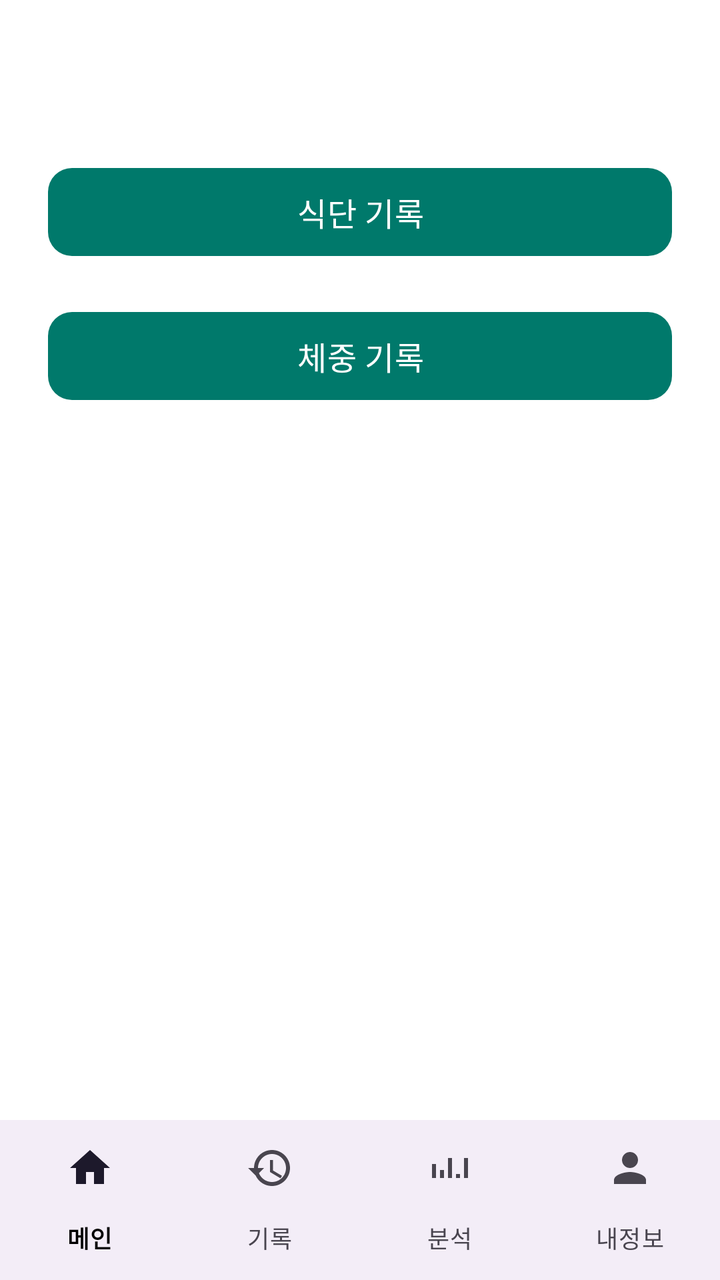
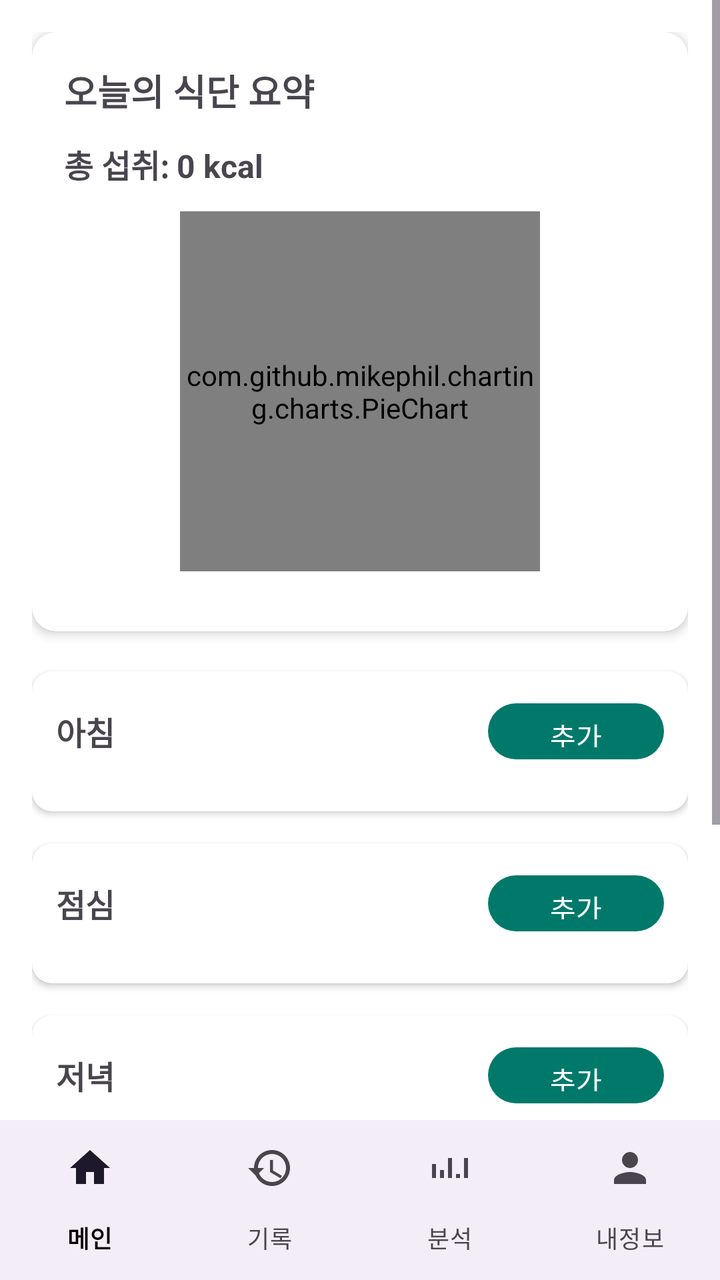

Before-and-after screenshots of an Android layout around one commit, followed by the original layout XML and the change that was made.
<!-- AndroidManifest.xml: application theme Theme.GJGN -->
<!-- res/layout/activity_record_select.xml -->
<?xml version="1.0" encoding="utf-8"?>
<androidx.constraintlayout.widget.ConstraintLayout
    xmlns:android="http://schemas.android.com/apk/res/android"
    xmlns:app="http://schemas.android.com/apk/res-auto"
    android:layout_width="match_parent"
    android:layout_height="match_parent">

    
    <com.google.android.material.button.MaterialButton
        android:id="@+id/btnMealRecord"
        android:layout_width="0dp"
        android:layout_height="52dp"
        android:text="식단 기록"
        android:textSize="16sp"
        android:layout_marginStart="24dp"
        android:layout_marginEnd="24dp"
        android:layout_marginTop="80dp"
        app:cornerRadius="12dp"
        app:layout_constraintTop_toTopOf="parent"
        app:layout_constraintStart_toStartOf="parent"
        app:layout_constraintEnd_toEndOf="parent"/>

    
    <com.google.android.material.button.MaterialButton
        android:id="@+id/btnWeightRecord"
        android:layout_width="0dp"
        android:layout_height="52dp"
        android:text="체중 기록"
        android:textSize="16sp"
        android:layout_marginStart="24dp"
        android:layout_marginEnd="24dp"
        android:layout_marginTop="20dp"
        app:cornerRadius="12dp"
        app:layout_constraintTop_toBottomOf="@id/btnMealRecord"
        app:layout_constraintStart_toStartOf="parent"
        app:layout_constraintEnd_toEndOf="parent"/>

    
    <com.google.android.material.bottomnavigation.BottomNavigationView
        android:id="@+id/bottomNavigationView"
        android:layout_width="0dp"
        android:layout_height="wrap_content"
        app:menu="@menu/bottom_nav_menu"
        app:labelVisibilityMode="labeled"
        app:layout_constraintBottom_toBottomOf="parent"
        app:layout_constraintStart_toStartOf="parent"
        app:layout_constraintEnd_toEndOf="parent" />

</androidx.constraintlayout.widget.ConstraintLayout>
<!-- resources referenced by this layout -->
<resources>
  <style name="Theme.GJGN" parent="Theme.Material3.Light.NoActionBar">
  
          
          <item name="android:windowBackground">@color/white</item>
          <item name="android:statusBarColor">@color/white</item>
          <item name="android:navigationBarColor">@color/white</item>
  
          
          <item name="colorOnSurface">@color/black</item>
          <item name="colorOnBackground">@color/black</item>
  
          
          <item name="colorPrimary">@color/teal_700</item>
          <item name="colorPrimaryContainer">@color/teal_700</item>
          <item name="colorSecondary">@color/teal_700</item>
  
      </style>
  <color name="white">#FFFFFF</color>
  <color name="black">#000000</color>
  <color name="teal_700">#00796B</color>
</resources>

<!-- the commit's change to res/layout/activity_record_select.xml (unified diff, before → after) -->
@@ -5,35 +5,261 @@
     android:layout_width="match_parent"
     android:layout_height="match_parent">
 
-    
-    <com.google.android.material.button.MaterialButton
-        android:id="@+id/btnMealRecord"
-        android:layout_width="0dp"
-        android:layout_height="52dp"
-        android:text="식단 기록"
-        android:textSize="16sp"
-        android:layout_marginStart="24dp"
-        android:layout_marginEnd="24dp"
-        android:layout_marginTop="80dp"
-        app:cornerRadius="12dp"
+    <ScrollView
+        android:id="@+id/scrollRoot"
+        android:layout_width="match_parent"
+        android:layout_height="0dp"
         app:layout_constraintTop_toTopOf="parent"
-        app:layout_constraintStart_toStartOf="parent"
-        app:layout_constraintEnd_toEndOf="parent"/>
-
-    
-    <com.google.android.material.button.MaterialButton
-        android:id="@+id/btnWeightRecord"
-        android:layout_width="0dp"
-        android:layout_height="52dp"
-        android:text="체중 기록"
-        android:textSize="16sp"
-        android:layout_marginStart="24dp"
-        android:layout_marginEnd="24dp"
-        android:layout_marginTop="20dp"
-        app:cornerRadius="12dp"
-        app:layout_constraintTop_toBottomOf="@id/btnMealRecord"
-        app:layout_constraintStart_toStartOf="parent"
-        app:layout_constraintEnd_toEndOf="parent"/>
+        app:layout_constraintBottom_toTopOf="@id/bottomNavigationView">
+
+        <LinearLayout
+            android:id="@+id/rootContainer"
+            android:orientation="vertical"
+            android:padding="16dp"
+            android:layout_width="match_parent"
+            android:layout_height="wrap_content">
+
+
+            
+            
+            
+            <androidx.cardview.widget.CardView
+                android:id="@+id/cardMealSummary"
+                android:layout_width="match_parent"
+                android:layout_height="wrap_content"
+                android:layout_marginBottom="20dp"
+                app:cardCornerRadius="12dp"
+                app:cardElevation="3dp">
+
+                <LinearLayout
+                    android:orientation="vertical"
+                    android:padding="16dp"
+                    android:layout_width="match_parent"
+                    android:layout_height="wrap_content">
+
+                    
+                    <TextView
+                        android:text="오늘의 식단 요약"
+                        android:textSize="18sp"
+                        android:textStyle="bold"
+                        android:layout_marginBottom="12dp"
+                        android:layout_width="wrap_content"
+                        android:layout_height="wrap_content"/>
+
+                    
+                    <TextView
+                        android:id="@+id/tvTotalKcal"
+                        android:layout_width="wrap_content"
+                        android:layout_height="wrap_content"
+                        android:text="총 섭취: 0 kcal"
+                        android:textSize="16sp"
+                        android:textStyle="bold"
+                        android:layout_marginBottom="12dp"/>
+
+                    
+                    <com.github.mikephil.charting.charts.PieChart
+                        android:id="@+id/pieSummaryMacro"
+                        android:layout_width="180dp"
+                        android:layout_height="180dp"
+                        android:layout_gravity="center"
+                        android:layout_marginBottom="14dp"/>
+                </LinearLayout>
+            </androidx.cardview.widget.CardView>
+
+
+
+
+
+            
+            
+            
+            <androidx.cardview.widget.CardView
+                android:layout_width="match_parent"
+                android:layout_height="wrap_content"
+                android:layout_marginBottom="16dp"
+                app:cardCornerRadius="10dp"
+                app:cardElevation="2dp">
+
+                <LinearLayout
+                    android:orientation="vertical"
+                    android:padding="12dp"
+                    android:layout_width="match_parent"
+                    android:layout_height="wrap_content">
+
+                    
+                    <LinearLayout
+                        android:orientation="horizontal"
+                        android:layout_width="match_parent"
+                        android:layout_height="wrap_content"
+                        android:gravity="center_vertical">
+
+                        <TextView
+                            android:text="아침"
+                            android:textSize="16sp"
+                            android:textStyle="bold"
+                            android:layout_width="0dp"
+                            android:layout_weight="1"
+                            android:layout_height="wrap_content"/>
+
+                        <Button
+                            android:id="@+id/btnAddMorning"
+                            android:text="추가"
+                            android:layout_width="wrap_content"
+                            android:layout_height="36dp"/>
+                    </LinearLayout>
+
+                    <LinearLayout
+                        android:id="@+id/containerMorning"
+                        android:orientation="vertical"
+                        android:layout_width="match_parent"
+                        android:layout_height="wrap_content"
+                        android:layout_marginTop="10dp"/>
+                </LinearLayout>
+            </androidx.cardview.widget.CardView>
+
+
+
+            
+            
+            
+            <androidx.cardview.widget.CardView
+                android:layout_width="match_parent"
+                android:layout_height="wrap_content"
+                android:layout_marginBottom="16dp"
+                app:cardCornerRadius="10dp"
+                app:cardElevation="2dp">
+
+                <LinearLayout
+                    android:orientation="vertical"
+                    android:padding="12dp"
+                    android:layout_width="match_parent"
+                    android:layout_height="wrap_content">
+
+                    <LinearLayout
+                        android:orientation="horizontal"
+                        android:layout_width="match_parent"
+                        android:layout_height="wrap_content"
+                        android:gravity="center_vertical">
+
+                        <TextView
+                            android:text="점심"
+                            android:textSize="16sp"
+                            android:textStyle="bold"
+                            android:layout_width="0dp"
+                            android:layout_weight="1"
+                            android:layout_height="wrap_content"/>
+
+                        <Button
+                            android:id="@+id/btnAddLunch"
+                            android:text="추가"
+                            android:layout_width="wrap_content"
+                            android:layout_height="36dp"/>
+                    </LinearLayout>
+
+                    <LinearLayout
+                        android:id="@+id/containerLunch"
+                        android:orientation="vertical"
+                        android:layout_width="match_parent"
+                        android:layout_height="wrap_content"
+                        android:layout_marginTop="10dp"/>
+                </LinearLayout>
+            </androidx.cardview.widget.CardView>
+
+
+
+            
+            
+            
+            <androidx.cardview.widget.CardView
+                android:layout_width="match_parent"
+                android:layout_height="wrap_content"
+                android:layout_marginBottom="20dp"
+                app:cardCornerRadius="10dp"
+                app:cardElevation="2dp">
+
+                <LinearLayout
+                    android:orientation="vertical"
+                    android:padding="12dp"
+                    android:layout_width="match_parent"
+                    android:layout_height="wrap_content">
+
+                    <LinearLayout
+                        android:orientation="horizontal"
+                        android:layout_width="match_parent"
+                        android:layout_height="wrap_content"
+                        android:gravity="center_vertical">
+
+                        <TextView
+                            android:text="저녁"
+                            android:textSize="16sp"
+                            android:textStyle="bold"
+                            android:layout_width="0dp"
+                            android:layout_weight="1"
+                            android:layout_height="wrap_content"/>
+
+                        <Button
+                            android:id="@+id/btnAddDinner"
+                            android:text="추가"
+                            android:layout_width="wrap_content"
+                            android:layout_height="36dp"/>
+                    </LinearLayout>
+
+                    <LinearLayout
+                        android:id="@+id/containerDinner"
+                        android:orientation="vertical"
+                        android:layout_width="match_parent"
+                        android:layout_height="wrap_content"
+                        android:layout_marginTop="10dp"/>
+                </LinearLayout>
+            </androidx.cardview.widget.CardView>
+
+
+
+
+            
+            
+            
+            <androidx.cardview.widget.CardView
+                android:id="@+id/cardWeightSummary"
+                android:layout_width="match_parent"
+                android:layout_height="wrap_content"
+                app:cardCornerRadius="12dp"
+                app:cardElevation="3dp">
+
+                <LinearLayout
+                    android:orientation="vertical"
+                    android:padding="16dp"
+                    android:layout_width="match_parent"
+                    android:layout_height="wrap_content">
+
+                    <TextView
+                        android:text="오늘의 체중"
+                        android:textSize="18sp"
+                        android:textStyle="bold"
+                        android:layout_marginBottom="10dp"
+                        android:layout_width="wrap_content"
+                        android:layout_height="wrap_content"/>
+
+                    <TextView
+                        android:id="@+id/txtWeightSummary"
+                        android:text="-- kg"
+                        android:textSize="16sp"
+                        android:layout_width="wrap_content"
+                        android:layout_height="wrap_content"
+                        android:layout_marginBottom="12dp"/>
+
+                    <Button
+                        android:id="@+id/btnGoWeightRecord"
+                        android:layout_width="match_parent"
+                        android:layout_height="45dp"
+                        android:text="체중 기록하기"/>
+                </LinearLayout>
+            </androidx.cardview.widget.CardView>
+
+        </LinearLayout>
+    </ScrollView>
+
+
 
     
     <com.google.android.material.bottomnavigation.BottomNavigationView
@@ -44,6 +270,5 @@
         app:labelVisibilityMode="labeled"
         app:layout_constraintBottom_toBottomOf="parent"
         app:layout_constraintStart_toStartOf="parent"
-        app:layout_constraintEnd_toEndOf="parent" />
-
+        app:layout_constraintEnd_toEndOf="parent"/>
 </androidx.constraintlayout.widget.ConstraintLayout>
